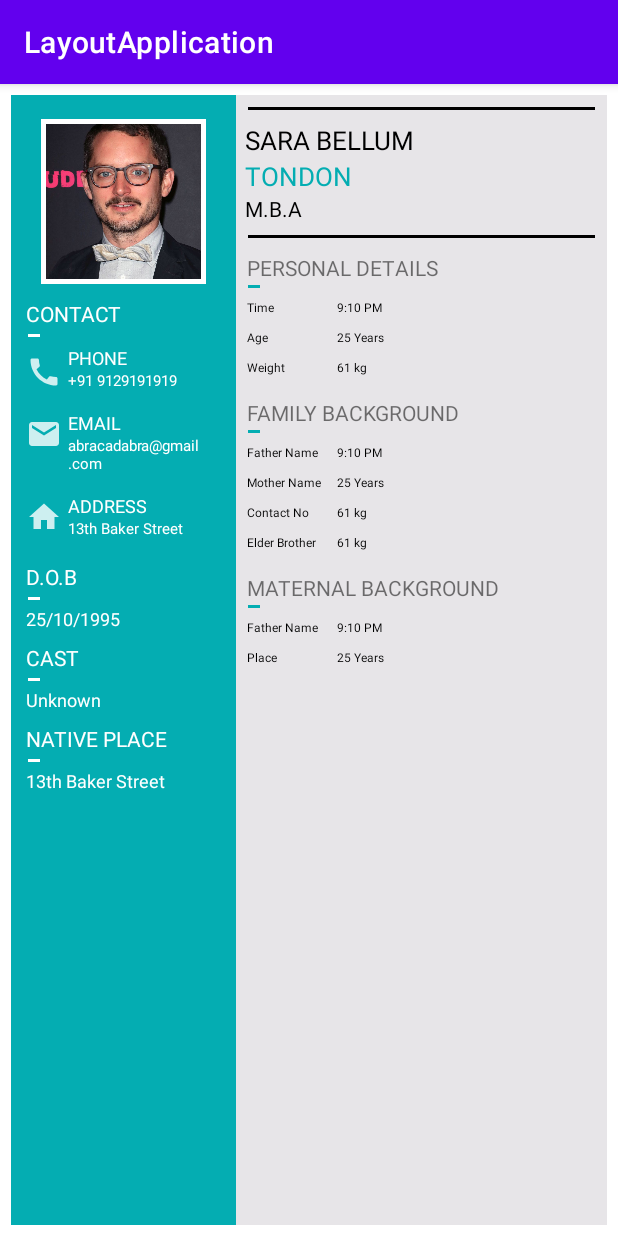
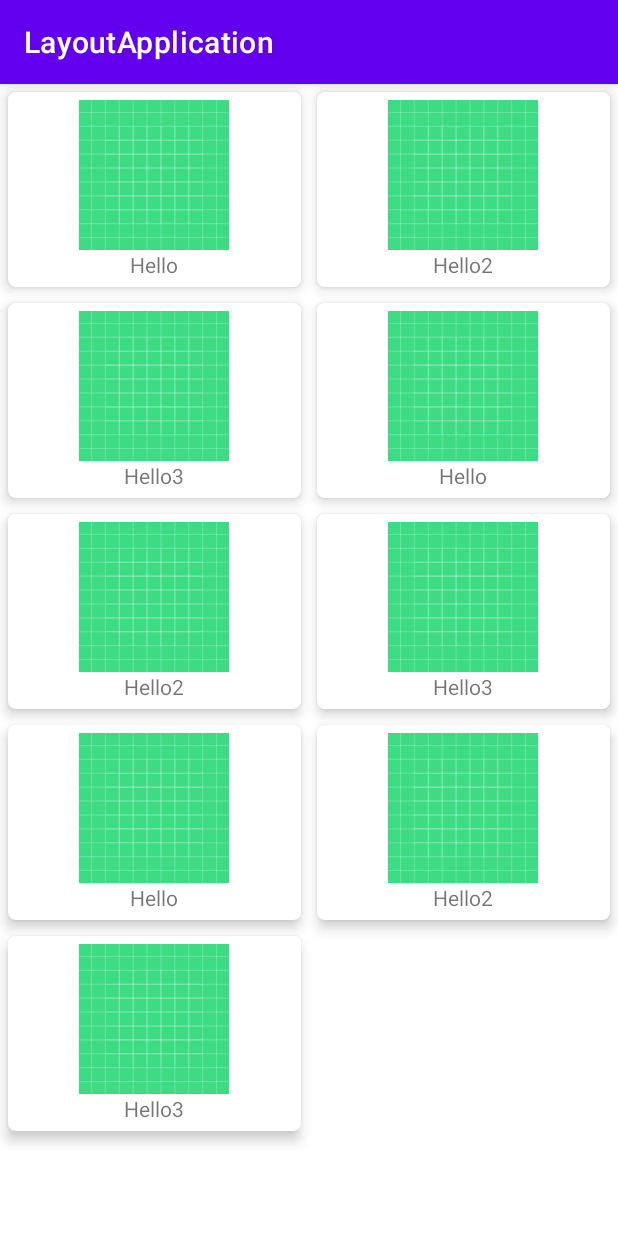
Before and after one commit to Ananya-Misra/Aplplication, an Android app: the screen it shows after launch (MainActivity), on a phone screen of 412 x 824 dp. Run offline under Robolectric (Android 15) with nearby library versions, the phone set to English and light mode, and no system bars.

Commit message:
recycler view addded

```diff
--- a/app/build.gradle
+++ b/app/build.gradle
@@ -1,6 +1,8 @@
 plugins {
     id 'com.android.application'
     id 'kotlin-android'
+    id 'kotlin-android-extensions'
+
 }
 
 android {
@@ -40,7 +42,9 @@ dependencies {
     implementation 'com.google.android.material:material:1.2.1'
     implementation 'androidx.constraintlayout:constraintlayout:2.0.4'
     implementation 'androidx.gridlayout:gridlayout:1.0.0'
+    implementation 'com.globus-ltd:recyclerview:1.0.2'
     testImplementation 'junit:junit:4.+'
+
     androidTestImplementation 'androidx.test.ext:junit:1.1.2'
     androidTestImplementation 'androidx.test.espresso:espresso-core:3.3.0'
 }
--- /dev/null
+++ b/app/src/main/java/com/example/layoutapplication/Adapter.kt
@@ -0,0 +1,35 @@
+package com.example.recyclerviewapp
+
+import android.view.LayoutInflater
+import android.view.View
+import android.view.ViewGroup
+import android.widget.ImageView
+import android.widget.TextView
+import androidx.recyclerview.widget.RecyclerView
+import com.example.layoutapplication.R
+import com.example.layoutapplication.Song
+
+class Adapter(val songs:List<Song>):RecyclerView.Adapter<Adapter.MyViewHolder>() {
+    override fun onCreateViewHolder(parent: ViewGroup, viewType: Int): MyViewHolder {
+        val inflater :LayoutInflater= LayoutInflater.from(parent.context)
+        val view=inflater.inflate(R.layout.list_grid_item,parent,false)
+        return MyViewHolder(view)
+    }
+
+    override fun getItemCount(): Int {
+        return songs.size
+
+    }
+
+    override fun onBindViewHolder(holder: MyViewHolder, position: Int) {
+        holder.title.text=songs[position].title
+
+        holder.image.setImageResource(songs[position].image)
+
+    }
+
+    class MyViewHolder(itemView: View):RecyclerView.ViewHolder(itemView){
+        var title= itemView.findViewById<TextView>(R.id.tvTitle)
+        var image=itemView.findViewById<ImageView>(R.id.imgImage)
+    }
+}
--- a/app/src/main/java/com/example/layoutapplication/MainActivity.kt
+++ b/app/src/main/java/com/example/layoutapplication/MainActivity.kt
@@ -2,10 +2,31 @@ package com.example.layoutapplication
 
 import androidx.appcompat.app.AppCompatActivity
 import android.os.Bundle
+import androidx.recyclerview.widget.GridLayoutManager
+import androidx.recyclerview.widget.RecyclerView
+import com.example.recyclerviewapp.Adapter
+import kotlinx.android.synthetic.main.recyclerview_layout.*
 
 class MainActivity : AppCompatActivity() {
+
+
     override fun onCreate(savedInstanceState: Bundle?) {
         super.onCreate(savedInstanceState)
-        setContentView(R.layout.profile_of_man)
+        setContentView(R.layout.recyclerview_layout)
+
+        val songsObject= mutableListOf<Song>()
+        songsObject.add(Song("Hello",R.drawable.ic_launcher_background))
+        songsObject.add(Song("Hello2",R.drawable.ic_launcher_background))
+        songsObject.add(Song("Hello3",R.drawable.ic_launcher_background))
+        songsObject.add(Song("Hello",R.drawable.ic_launcher_background))
+        songsObject.add(Song("Hello2",R.drawable.ic_launcher_background))
+        songsObject.add(Song("Hello3",R.drawable.ic_launcher_background))
+        songsObject.add(Song("Hello",R.drawable.ic_launcher_background))
+        songsObject.add(Song("Hello2",R.drawable.ic_launcher_background))
+        songsObject.add(Song("Hello3",R.drawable.ic_launcher_background))
+        songList.adapter= Adapter(songsObject)
+        songList.layoutManager=GridLayoutManager(this,2)
+
+
     }
 }
--- /dev/null
+++ b/app/src/main/java/com/example/layoutapplication/Song.kt
@@ -0,0 +1,2 @@
+package com.example.layoutapplication
+data class Song(val title:String,val image:Int)
--- /dev/null
+++ b/app/src/main/res/layout/list_grid_item.xml
@@ -0,0 +1,35 @@
+<?xml version="1.0" encoding="utf-8"?>
+<androidx.cardview.widget.CardView
+    xmlns:android="http://schemas.android.com/apk/res/android"
+    xmlns:app="http://schemas.android.com/apk/res-auto"
+    android:layout_width="match_parent"
+    android:layout_height="130dp"
+    android:layout_gravity="center"
+    android:layout_margin="5dp"
+    app:cardCornerRadius="5dp"
+    app:cardElevation="5dp">
+
+    <LinearLayout
+        android:layout_width="match_parent"
+        android:layout_height="wrap_content"
+        android:orientation="vertical">
+
+        <ImageView
+            android:id="@+id/imgImage"
+            android:layout_marginTop="5dp"
+            android:layout_width="100dp"
+            android:layout_height="100dp"
+            android:layout_gravity="center"
+            android:contentDescription="logo"
+            android:src="@mipmap/ic_launcher" />
+
+        <TextView
+            android:id="@+id/tvTitle"
+            android:layout_width="match_parent"
+            android:layout_height="wrap_content"
+            android:text="@string/geeky_show"
+            android:textAlignment="center" />
+
+    </LinearLayout>
+
+</androidx.cardview.widget.CardView>
--- /dev/null
+++ b/app/src/main/res/layout/recyclerview_layout.xml
@@ -0,0 +1,8 @@
+<?xml version="1.0" encoding="utf-8"?>
+<androidx.recyclerview.widget.RecyclerView xmlns:android="http://schemas.android.com/apk/res/android"
+    android:id="@+id/songList"
+    xmlns:tools="http://schemas.android.com/tools"
+    tools:listitem="@layout/list_grid_item"
+    android:layout_width="match_parent"
+    android:layout_height="match_parent"
+    tools:context=".MainActivity"/>
--- a/app/src/main/res/values/strings.xml
+++ b/app/src/main/res/values/strings.xml
@@ -46,4 +46,5 @@
     <string name="last_name">TONDON</string>
     <string name="contact_no">Contact No</string>
     <string name="elder_brother">Elder Brother</string>
+    <string name="geeky_show">geeky show</string>
 </resources>
```
